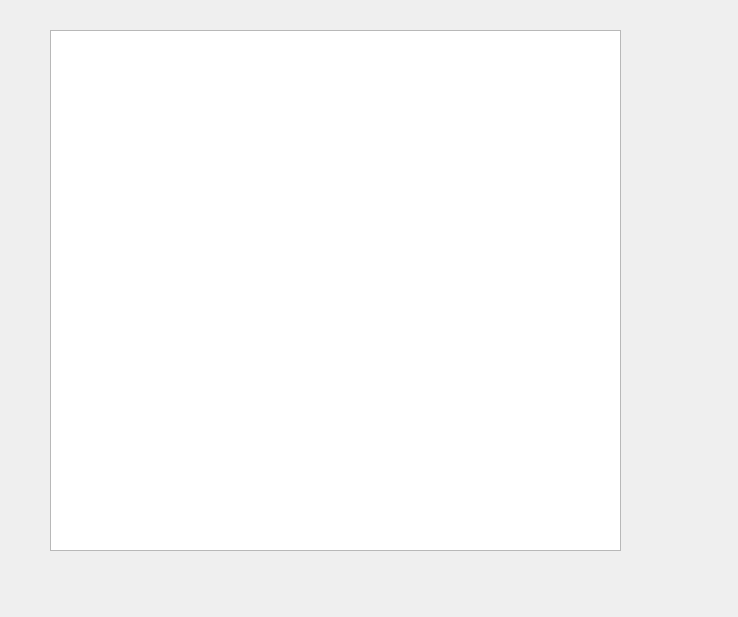
First picture: the form in UI/dialog_1.ui, repository yangxingpping/i18nKDE, before the edit.
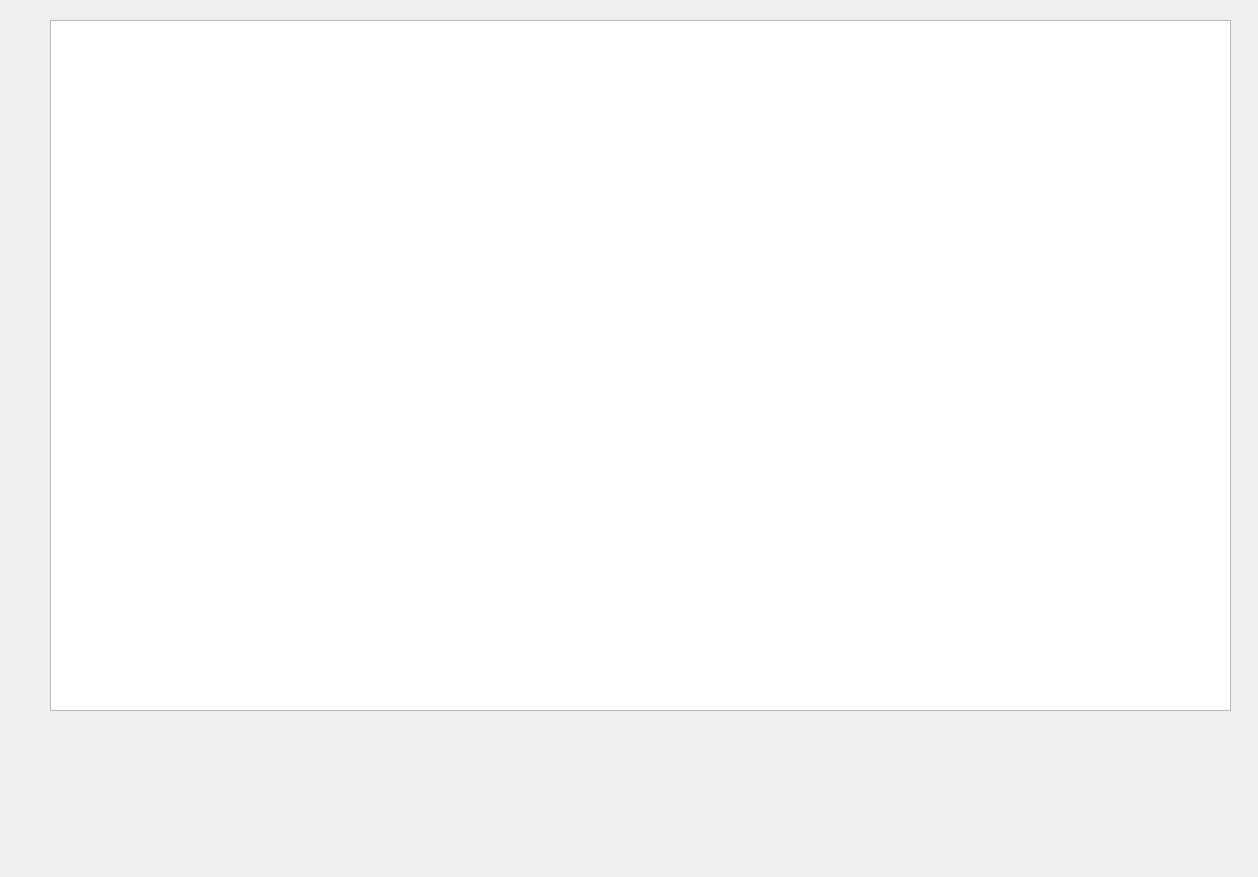
Second picture: the form after the edit.

Commit message: 添加对KItemModels的使用

What changed in the file:
```diff
--- a/UI/dialog_1.ui
+++ b/UI/dialog_1.ui
@@ -6,8 +6,8 @@
    <rect>
     <x>0</x>
     <y>0</y>
-    <width>738</width>
-    <height>617</height>
+    <width>1258</width>
+    <height>877</height>
    </rect>
   </property>
   <property name="windowTitle">
@@ -17,9 +17,9 @@
    <property name="geometry">
     <rect>
      <x>50</x>
-     <y>30</y>
-     <width>571</width>
-     <height>521</height>
+     <y>20</y>
+     <width>1181</width>
+     <height>691</height>
     </rect>
    </property>
   </widget>
```
The commit also changes 1 other file.
